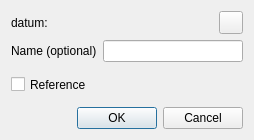
Above: src/Mod/Sketcher/Gui/InsertDatum.ui from PaddleStroke/FreeCAD before the change. Below: the same form after it.
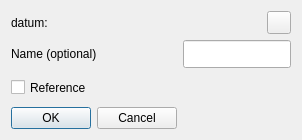
That is the form after the change. Icons and pictures are not drawn. Custom widgets are drawn as their Qt base class.

Commit message: Remove unecessary layout.

Diff of the .ui file:
```diff
--- a/src/Mod/Sketcher/Gui/InsertDatum.ui
+++ b/src/Mod/Sketcher/Gui/InsertDatum.ui
@@ -22,8 +22,6 @@
   <property name="windowTitle">
    <string>Insert datum</string>
   </property>
-  <layout class="QVBoxLayout" name="verticalLayout">
-   <item>
     <layout class="QGridLayout" name="gridLayout">
      <item row="0" column="0">
       <widget class="QLabel" name="label">
@@ -75,9 +73,7 @@
        </property>
       </widget>
      </item>
-    </layout>
-   </item>
-   <item>
+   <item row="2" column="0">
     <widget class="QCheckBox" name="cbDriving">
      <property name="sizePolicy">
       <sizepolicy hsizetype="Preferred" vsizetype="Preferred">
@@ -93,7 +89,7 @@
      </property>
     </widget>
    </item>
-   <item>
+   <item row="3" column="0">
     <widget class="QDialogButtonBox" name="buttonBox">
      <property name="orientation">
       <enum>Qt::Horizontal</enum>
```
Lines whose indentation alone changed are shown as unchanged.
